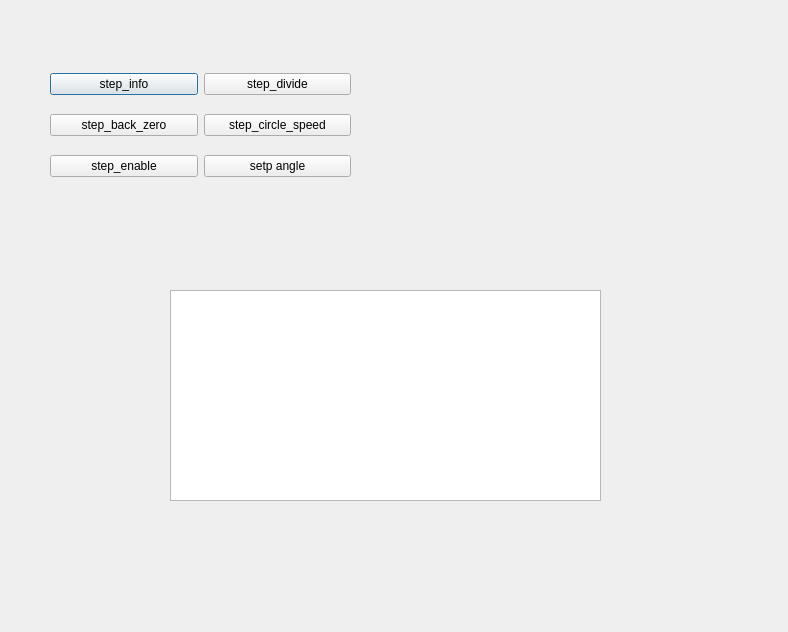
This is Source/test.ui in fghnntp/test as Qt 5 draws it before an edit. The edited form follows.
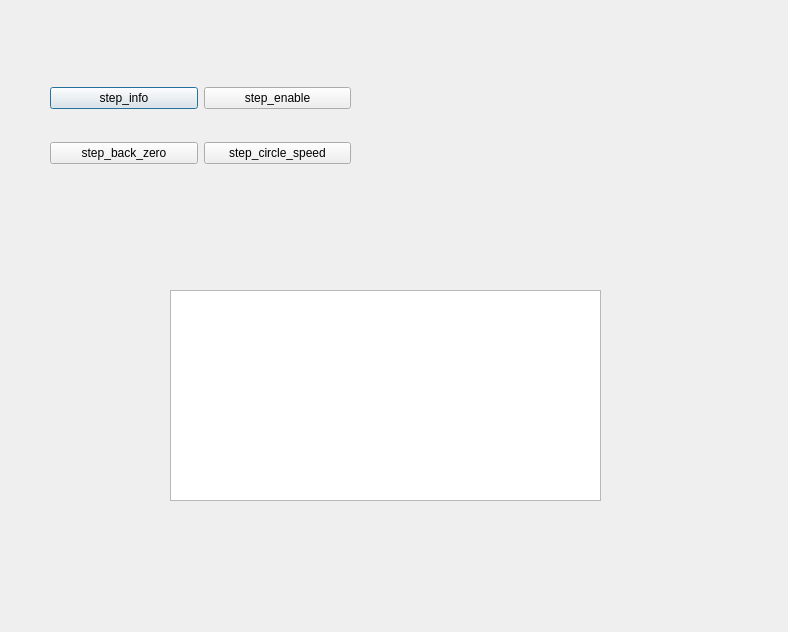
This is the edited form.

Commit message: get a concise dialog, reduce two register info show

Patch:
```diff
--- a/Source/test.ui
+++ b/Source/test.ui
@@ -23,7 +23,7 @@
     </rect>
    </property>
   </widget>
-  <widget class="QWidget" name="">
+  <widget class="QWidget" name="layoutWidget">
    <property name="geometry">
     <rect>
      <x>50</x>
@@ -40,13 +40,6 @@
       </property>
      </widget>
     </item>
-    <item row="0" column="1">
-     <widget class="QPushButton" name="pushButtonStepDivide">
-      <property name="text">
-       <string>step_divide</string>
-      </property>
-     </widget>
-    </item>
     <item row="1" column="0">
      <widget class="QPushButton" name="pushButtonStepBackZero">
       <property name="text">
@@ -61,20 +54,13 @@
       </property>
      </widget>
     </item>
-    <item row="2" column="0">
+    <item row="0" column="1">
      <widget class="QPushButton" name="pushButtonStepEnable">
       <property name="text">
        <string>step_enable</string>
       </property>
      </widget>
     </item>
-    <item row="2" column="1">
-     <widget class="QPushButton" name="pushButtonStepAngle">
-      <property name="text">
-       <string>setp angle</string>
-      </property>
-     </widget>
-    </item>
    </layout>
   </widget>
  </widget>
```
The commit also changes 4 other files.
